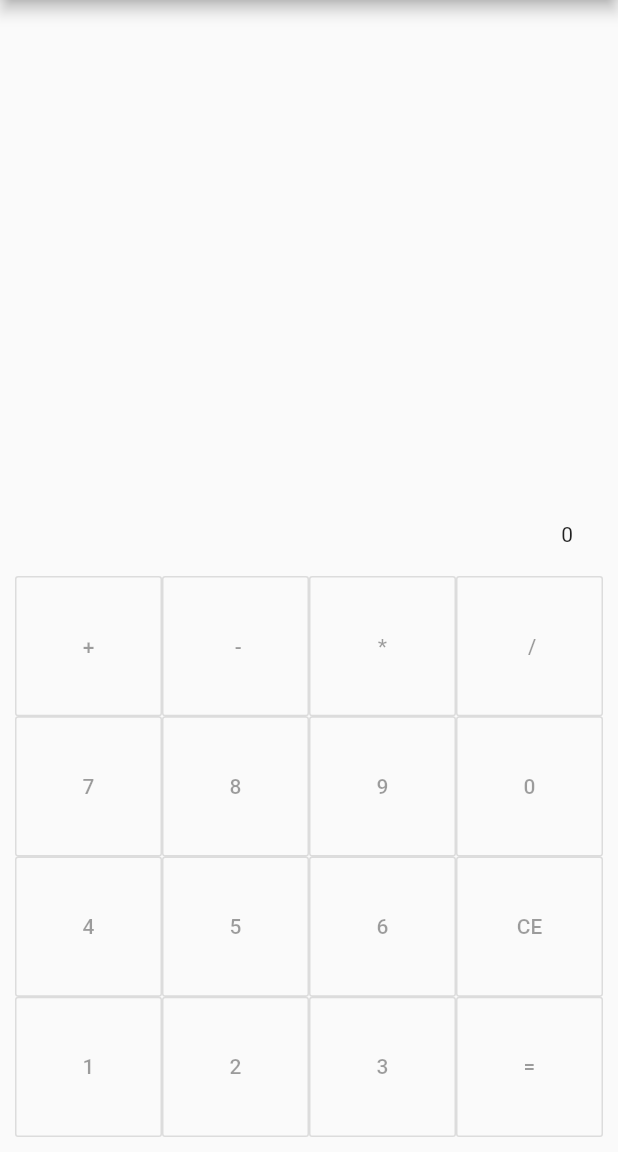
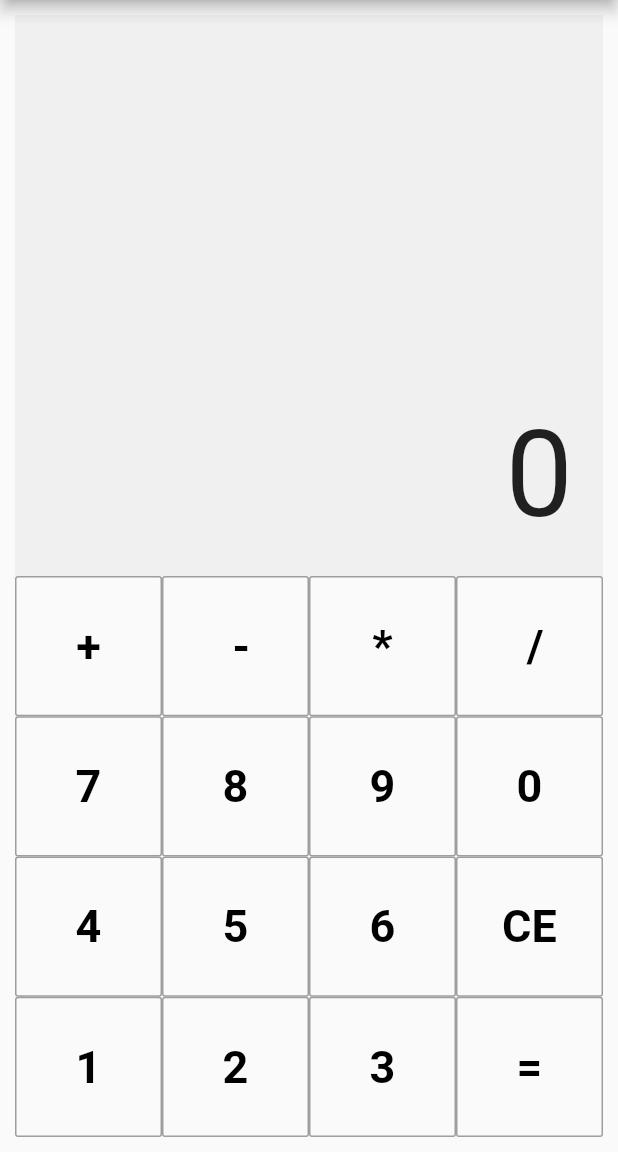
Before and after one commit to BerviFix/flutter_calculator, a Flutter app: the screen it shows after launch, on a phone screen of 412 x 824 dp, the part 84-1236 px from its top. Run offline on Flutter 3.47's test engine with Material 2 defaults, Android fonts, the phone set to English and light mode, and no system bars.

Commit message:
Fixed logic CE button

```diff
--- a/lib/main.dart
+++ b/lib/main.dart
@@ -27,6 +27,9 @@ class MyHomePage extends StatefulWidget {
 }
 
 class _MyHomePageState extends State<MyHomePage> {
+  String displayString = '0';
+  String numberString = '0';
+
   Widget createRow(
     String title1,
     String title2,
@@ -50,11 +53,41 @@ class _MyHomePageState extends State<MyHomePage> {
       child: ButtonTheme(
         height: double.infinity,
         child: OutlineButton(
-          onPressed: null,
-          child: Text(title),
+          onPressed: () => pressButton(title),
+          child: Text(
+            title,
+            style: TextStyle(
+              fontSize: 30,
+              fontWeight: FontWeight.bold,
+              color: Colors.black,
+            ),
+          ),
+          borderSide: BorderSide(
+            color: Colors.grey,
+            width: 1,
+          ),
+          highlightedBorderColor: Colors.black,
         ),
       ),
     );
+  }
+
+  pressButton(String title) {
+    setState(() {
+      if (title == '+' || title == '-' || title == '*' || title == '/') {
+        numberString = '';
+      } else if (title == '=') {
+      } else if (title == 'CE') {
+        numberString = '';
+        displayString = '0';
+      } else {
+        if (numberString == '0' || numberString == '0.0') {
+          numberString = '';
+        }
+        numberString += title;
+        displayString = numberString;
+      }
+    });
   }
 
   @override
@@ -69,11 +102,15 @@ class _MyHomePageState extends State<MyHomePage> {
           children: <Widget>[
             Expanded(
               child: Container(
+                color: Color.fromARGB(10, 0, 0, 0),
                 child: Padding(
                   padding: const EdgeInsets.all(20.0),
                   child: Align(
                     alignment: FractionalOffset.bottomRight,
-                    child: Text('0'),
+                    child: Text(
+                      displayString,
+                      style: TextStyle(fontSize: 80),
+                    ),
                   ),
                 ),
               ),
```
